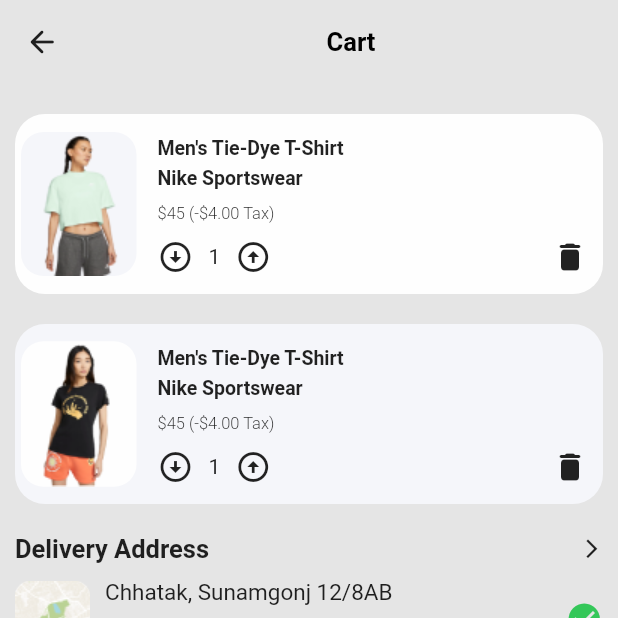
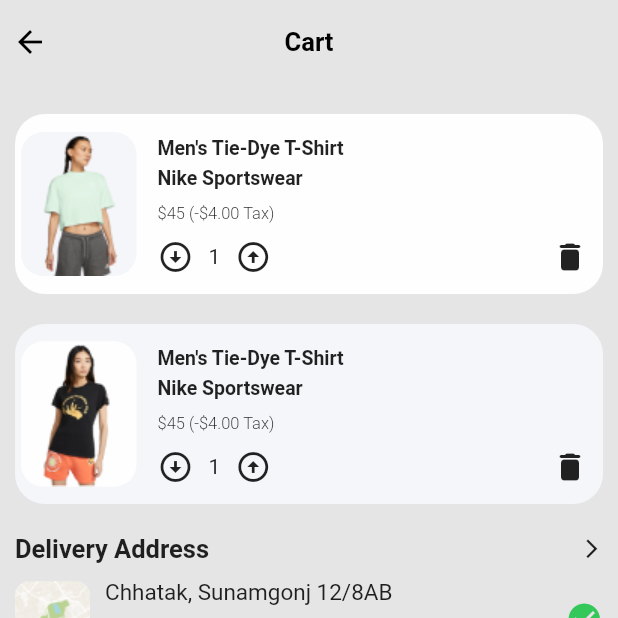
Before and after one commit to mucyorene/lazaApp, a Flutter app: the screen11 screen opened directly, after a tap on "Submit Review", on a phone screen of 412 x 824 dp, the top half of it. Run offline on Flutter 3.47's test engine with Material 2 defaults, Android fonts, the phone set to English and light mode, and no system bars; our stand-ins replace font_awesome_flutter.

Commit message:
cart,bottom and some bottom navigation screens added

```diff
--- a/lib/Screens/Screen14/PaymentScreen.dart
+++ b/lib/Screens/Screen14/PaymentScreen.dart
@@ -1,10 +1,7 @@
 import 'package:flutter/cupertino.dart';
 import 'package:flutter/material.dart';
 import 'package:laza/Screens/Screen13/Widget/InputSingle.dart';
-
 import 'package:laza/Screens/Widgets/BottomNavigations.dart';
-
-
 import '../Screen13/Widget/DoubleInputs.dart';
 import '../Screen15/AddNewCard.dart';
 import '../Widgets/CustomAppBarSingle.dart';
--- a/lib/Screens/Widgets/NavigationScreens.dart
+++ b/lib/Screens/Widgets/NavigationScreens.dart
@@ -1,6 +1,7 @@
 import 'package:flutter/material.dart';
 import 'package:laza/Screens/Screen19/WishList.dart';
 import 'package:laza/Screens/Screen8/HomePage.dart';
+import 'package:laza/Screens/screen12/screen12.dart';
 
 class NavigationScreens extends StatefulWidget {
   const NavigationScreens({Key? key}) : super(key: key);
@@ -14,7 +15,7 @@ class _NavigationScreensState extends State<NavigationScreens> {
   List<Widget> get screens => [
         const HomeScreen(),
         const WishListScreen(),
-        const WishListScreen(),
+        const screen12(),
         const WishListScreen(),
       ];
 
--- a/lib/Screens/screen11/Screen11.dart
+++ b/lib/Screens/screen11/Screen11.dart
@@ -4,6 +4,8 @@ import 'package:flutter/cupertino.dart';
 import 'package:flutter/material.dart';
 import 'package:laza/Screens/screen12/screen12.dart';
 import 'package:laza/Screens/screen17/navigation_drawer.dart';
+
+import '../Widgets/CustomAppBarSingle.dart';
 
 // ignore: camel_case_types
 class screen11 extends StatelessWidget {
@@ -35,29 +37,43 @@ class screen11 extends StatelessWidget {
                       fontWeight: FontWeight.bold),
                 ))),
       ),
-      appBar: AppBar(
-        foregroundColor: Colors.black,
-        elevation: 0,
-        backgroundColor: Colors.white,
-        // leading: IconButton(
-        //   icon: const Icon(
-        //     Icons.arrow_back_rounded,
-        //     color: Colors.black87,
-        //   ),
-        //   onPressed: () {
-        //     Navigator.pop(context);
-        //   },
-        // ),
-
-        title: const Center(
-          child: Text(
+      // appBar: AppBar(
+      //   foregroundColor: Colors.black,
+      //   elevation: 0,
+      //   backgroundColor: Colors.white,
+      //   // leading: IconButton(
+      //   //   icon: const Icon(
+      //   //     Icons.arrow_back_rounded,
+      //   //     color: Colors.black87,
+      //   //   ),
+      //   //   onPressed: () {
+      //   //     Navigator.pop(context);
+      //   //   },
+      //   // ),
+      //
+      //   title: const Center(
+      //     child: Text(
+      //       'Add Reviews',
+      //       style: TextStyle(
+      //           fontWeight: FontWeight.bold, color: Colors.black, fontSize: 17),
+      //     ),
+      //   ),
+      // ),
+      drawer: const NavigationDrawer(),
+      appBar: AppBarCustom.appBarCustom(
+          0.0,
+          Colors.transparent,
+          true,
+          40.0,
+          const BackButton(
+            color: Colors.black,
+          ),
+          const Text(
             'Add Reviews',
             style: TextStyle(
                 fontWeight: FontWeight.bold, color: Colors.black, fontSize: 17),
           ),
-        ),
-      ),
-      drawer: const NavigationDrawer(),
+          null),
       body: SingleChildScrollView(
         child: Container(
           margin: const EdgeInsets.all(20),
@@ -112,6 +128,7 @@ class screen11 extends StatelessWidget {
                 ),
                 padding: const EdgeInsets.only(left: 15, right: 15),
                 child: TextFormField(
+                  keyboardType: TextInputType.multiline,
                   style: const TextStyle(
                       fontSize: 17, fontWeight: FontWeight.bold),
                   cursorColor: const Color(0XffF5F6FA),
--- a/lib/Screens/screen12/screen12.dart
+++ b/lib/Screens/screen12/screen12.dart
@@ -2,11 +2,11 @@
 
 import 'package:flutter/cupertino.dart';
 import 'package:flutter/material.dart';
+import 'package:laza/Screens/Widgets/CustomAppBarSingle.dart';
 import 'package:laza/Screens/screen12/addr.dart';
 import 'package:laza/Screens/screen12/box.dart';
 import 'package:laza/Screens/screen12/order.dart';
 import 'package:laza/Screens/screen17/navigation_drawer.dart';
-import 'package:laza/Screens/screen9/screen9.dart';
 
 // ignore: camel_case_types
 class screen12 extends StatelessWidget {
@@ -38,26 +38,20 @@ class screen12 extends StatelessWidget {
                       fontWeight: FontWeight.bold),
                 ))),
       ),
-      appBar: AppBar(
-        elevation: 0,
-        backgroundColor: const Color(0XffE5E5E5),
-        leading: IconButton(
-          icon: const Icon(
-            Icons.arrow_back_rounded,
-            color: Colors.black87,
+      appBar: AppBarCustom.appBarCustom(
+          0.0,
+          Colors.transparent,
+          true,
+          40,
+          const BackButton(
+            color: Colors.black,
           ),
-          onPressed: () {
-            Navigator.pop(context);
-          },
-        ),
-        title: const Center(
-          child: Text(
+          const Text(
             'Cart',
             style: TextStyle(
                 fontWeight: FontWeight.bold, color: Colors.black, fontSize: 17),
           ),
-        ),
-      ),
+          null),
       body: SingleChildScrollView(
         child: Container(
           padding: const EdgeInsets.all(10),
--- a/lib/Screens/screen17/navigation_drawer.dart
+++ b/lib/Screens/screen17/navigation_drawer.dart
@@ -3,6 +3,7 @@ import 'package:laza/Screens/screen11/Screen11.dart';
 import 'package:laza/Screens/screen17/pressEnter.dart';
 import 'package:laza/common/expConta.dart';
 
+import '../Widgets/CustomAppBarSingle.dart';
 import 'drawer_item.dart';
 
 class NavigationDrawer extends StatefulWidget {
@@ -20,19 +21,31 @@ class _NavigationDrawerState extends State<NavigationDrawer> {
     return Drawer(
       child: Scaffold(
         backgroundColor: Colors.white,
-        appBar: AppBar(
-          elevation: 0,
-          leading: IconButton(
-            icon: const Icon(
-              Icons.menu,
-              color: Colors.black,
-            ),
-            onPressed: () {
-              Navigator.pop(context);
-            },
-          ),
-          backgroundColor: Colors.white,
-        ),
+        appBar: AppBarCustom.appBarCustom(
+            0.0,
+            Colors.transparent,
+            false,
+            40.0,
+            CircleAvatar(
+                backgroundColor: const Color(0xffF5F6FA),
+                child: IconButton(
+                    onPressed: () {
+                      Navigator.pop(context);
+                    },
+                    icon: Image.asset("assets/images/closeDrawer.png"))),
+            null,
+            null),
+        // appBar: AppBar(
+        //   elevation: 0,
+        //   leading: CircleAvatar(
+        //       backgroundColor: const Color(0xffF5F6FA),
+        //       child: IconButton(
+        //           onPressed: () {
+        //             Navigator.pop(context);
+        //           },
+        //           icon: Image.asset("assets/images/closeDrawer.png"))),
+        //   backgroundColor: Colors.white,
+        // ),
         body: SingleChildScrollView(
           child: Padding(
             padding: const EdgeInsets.fromLTRB(24.0, 10, 24, 0),
--- a/lib/Screens/screen9/screen9.dart
+++ b/lib/Screens/screen9/screen9.dart
@@ -26,7 +26,7 @@ class Screen9 extends StatelessWidget {
               floating: true,
               snap: true,
               foregroundColor: Colors.black,
-              backgroundColor: Color(0XffF2F2F2),
+              backgroundColor: const Color(0XffF2F2F2),
               bottom: TabBar(indicatorColor: Colors.transparent, tabs: [
                 Tab(
                     icon: IconButton(
```
Also changed, not shown: assets/images/closeDrawer.png (added).
